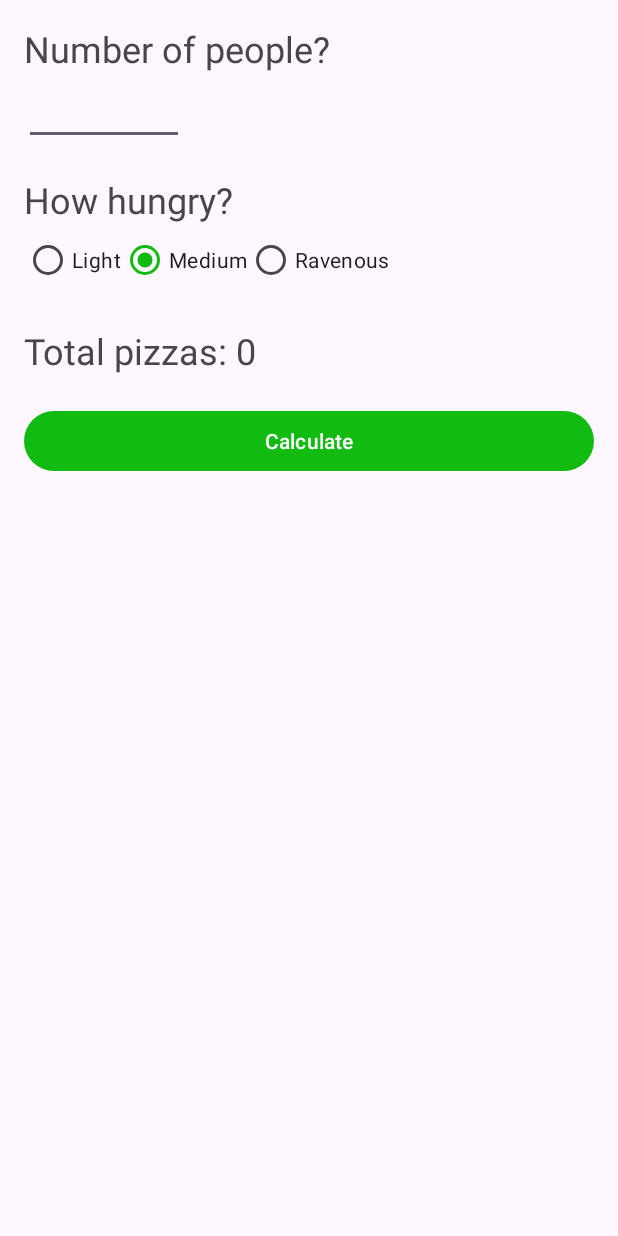
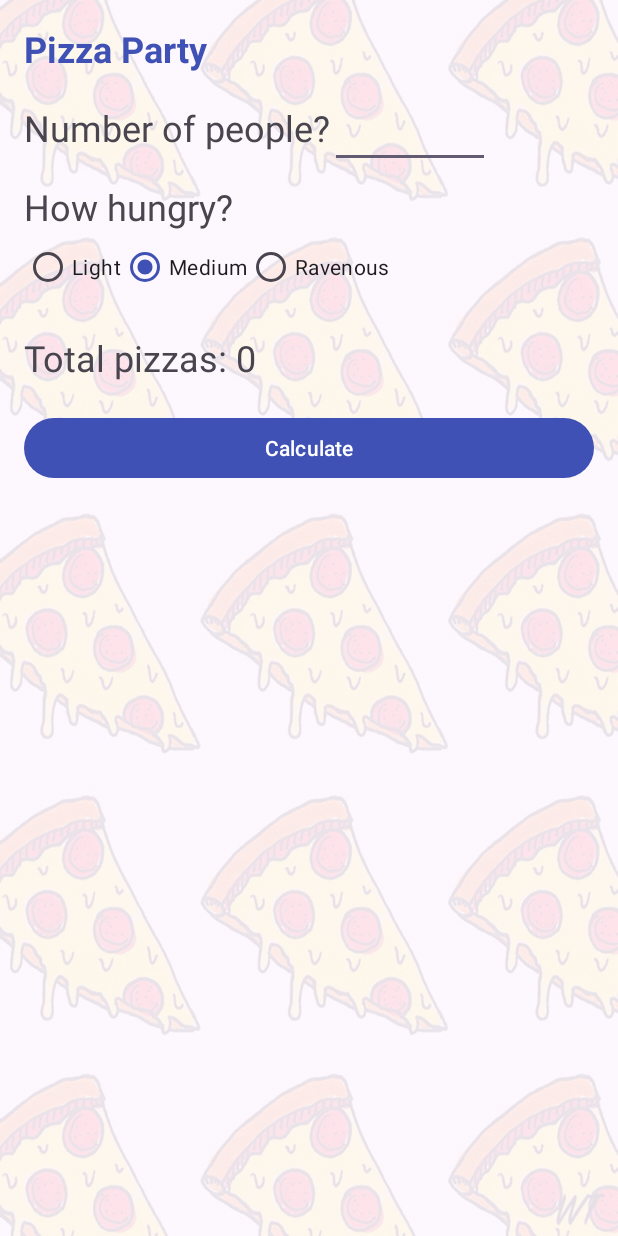
Before and after one commit to Zaza-Managadze22/PizzaParty, an Android app: the screen it shows after launch (MainActivity), after a tap on "Calculate", on a phone screen of 412 x 824 dp. Run offline under Robolectric (Android 15) with nearby library versions, the phone set to English and light mode, and no system bars.

Commit message:
Homework 2

```diff
--- a/app/src/main/java/com/zybooks/pizzaparty/MainActivity.kt
+++ b/app/src/main/java/com/zybooks/pizzaparty/MainActivity.kt
@@ -7,31 +7,37 @@ import android.widget.RadioGroup
 import android.widget.TextView
 import androidx.appcompat.app.AppCompatActivity
 
-/**
- * Main activity for the Pizza Party app.
- */
+private const val KEY_TOTAL_PIZZAS = "totalPizzas"
+
 class MainActivity : AppCompatActivity() {
 
     private lateinit var numAttendEditText: EditText
     private lateinit var numPizzasTextView: TextView
     private lateinit var howHungryRadioGroup: RadioGroup
+    private var totalPizzas = 0
 
-    /**
-     * Initializes the activity and sets up the UI components.
-     */
     override fun onCreate(savedInstanceState: Bundle?) {
         super.onCreate(savedInstanceState)
         setContentView(R.layout.activity_main)
+
         numAttendEditText = findViewById(R.id.num_attend_edit_text)
         numPizzasTextView = findViewById(R.id.num_pizzas_text_view)
         howHungryRadioGroup = findViewById(R.id.hungry_radio_group)
+
+        // Restore state
+        if (savedInstanceState != null) {
+            totalPizzas = savedInstanceState.getInt(KEY_TOTAL_PIZZAS)
+            displayTotal()
+        }
     }
 
-    /**
-     * Handles the button click event to calculate the number of pizzas needed.
-     * @param view The clicked view.
-     */
+    override fun onSaveInstanceState(outState: Bundle) {
+        super.onSaveInstanceState(outState)
+        outState.putInt(KEY_TOTAL_PIZZAS, totalPizzas)
+    }
+
     fun calculateClick(view: View) {
+
         // Get the text that was typed into the EditText
         val numAttendStr = numAttendEditText.text.toString()
 
@@ -39,7 +45,7 @@ class MainActivity : AppCompatActivity() {
         val numAttend = numAttendStr.toIntOrNull() ?: 0
 
         // Get hunger level selection
-        val hungerLevel = when (howHungryRadioGroup.checkedRadioButtonId) {
+        val hungerLevel = when (howHungryRadioGroup.getCheckedRadioButtonId()) {
             R.id.light_radio_button -> PizzaCalculator.HungerLevel.LIGHT
             R.id.medium_radio_button -> PizzaCalculator.HungerLevel.MEDIUM
             else -> PizzaCalculator.HungerLevel.RAVENOUS
@@ -47,9 +53,11 @@ class MainActivity : AppCompatActivity() {
 
         // Get the number of pizzas needed
         val calc = PizzaCalculator(numAttend, hungerLevel)
-        val totalPizzas = calc.totalPizzas
+        totalPizzas = calc.totalPizzas
+        displayTotal()
+    }
 
-        // Place totalPizzas into the string resource and display
+    private fun displayTotal() {
         val totalText = getString(R.string.total_pizzas_num, totalPizzas)
         numPizzasTextView.text = totalText
     }
--- a/app/src/main/res/layout/activity_main.xml
+++ b/app/src/main/res/layout/activity_main.xml
@@ -1,45 +1,71 @@
 <?xml version="1.0" encoding="utf-8"?>
-<LinearLayout xmlns:android="http://schemas.android.com/apk/res/android"
+<androidx.constraintlayout.widget.ConstraintLayout xmlns:android="http://schemas.android.com/apk/res/android"
     xmlns:tools="http://schemas.android.com/tools"
+    xmlns:app="http://schemas.android.com/apk/res-auto"
     android:id="@+id/activity_main"
     android:layout_width="match_parent"
     android:layout_height="match_parent"
     android:orientation="vertical"
-    android:paddingBottom="16dp"
-    android:paddingLeft="16dp"
-    android:paddingRight="16dp"
-    android:paddingTop="16dp"
+    android:paddingBottom="@dimen/activity_margin"
+    android:paddingLeft="@dimen/activity_margin"
+    android:paddingRight="@dimen/activity_margin"
+    android:paddingTop="@dimen/activity_margin"
+    android:background="@drawable/bg"
     tools:context="com.zybooks.pizzaparty.MainActivity">
 
     <TextView
+        android:id="@+id/app_title"
         android:layout_width="wrap_content"
         android:layout_height="wrap_content"
+        android:text="@string/app_title"
+        android:textColor="@color/blue"
+        android:textStyle="bold"
+        android:textSize="@dimen/text_size"
+        android:labelFor="@id/num_attend_edit_text"
+        app:layout_constraintLeft_toLeftOf="parent"
+        app:layout_constraintTop_toTopOf="parent"/>
+
+    <TextView
+        android:id="@+id/num_people"
+        android:layout_width="wrap_content"
+        android:layout_height="wrap_content"
+        android:layout_marginTop="@dimen/margin_top"
         android:text="@string/number_of_people"
-        android:textSize="24sp"
-        android:labelFor="@id/num_attend_edit_text" />
+        android:textSize="@dimen/text_size"
+        android:labelFor="@id/num_attend_edit_text"
+        app:layout_constraintLeft_toLeftOf="parent"
+        app:layout_constraintTop_toBottomOf="@id/app_title"/>
 
     <EditText
         android:id="@+id/num_attend_edit_text"
         android:layout_width="wrap_content"
         android:layout_height="wrap_content"
-        android:minHeight="48dp"
+        android:minHeight="@dimen/edit_text_height"
         android:inputType="number"
         android:ems="5"
-        android:importantForAutofill="no" />
+        android:importantForAutofill="no"
+        app:layout_constraintLeft_toRightOf="@id/num_people"
+        app:layout_constraintTop_toBottomOf="@id/app_title"
+        app:layout_constraintBaseline_toBaselineOf="@id/num_people"/>
 
     <TextView
+        android:id="@+id/how_hungry"
         android:layout_width="wrap_content"
         android:layout_height="wrap_content"
-        android:layout_marginTop="20dp"
+        android:layout_marginTop="@dimen/margin_top"
         android:text="@string/how_hungry"
-        android:textSize="24sp"
-        android:labelFor="@id/hungry_radio_group" />
+        android:textSize="@dimen/text_size"
+        android:labelFor="@id/hungry_radio_group"
+        app:layout_constraintLeft_toLeftOf="parent"
+        app:layout_constraintTop_toBottomOf="@id/num_people"/>
 
     <RadioGroup
         android:id="@+id/hungry_radio_group"
         android:layout_width="fill_parent"
         android:layout_height="wrap_content"
-        android:orientation="horizontal">
+        android:orientation="horizontal"
+        app:layout_constraintLeft_toLeftOf="parent"
+        app:layout_constraintTop_toBottomOf="@id/how_hungry">
         <RadioButton
             android:id="@+id/light_radio_button"
             android:text="@string/light"
@@ -63,14 +89,18 @@
         android:text="@string/total_pizzas"
         android:layout_width="wrap_content"
         android:layout_height="wrap_content"
-        android:layout_marginTop="20dp"
-        android:textSize="24sp"/>
+        android:layout_marginTop="@dimen/margin_top"
+        android:textSize="@dimen/text_size"
+        app:layout_constraintLeft_toLeftOf="parent"
+        app:layout_constraintTop_toBottomOf="@id/hungry_radio_group"/>
 
     <Button
         android:id="@+id/calc_button"
         android:text="@string/calculate"
         android:layout_width="match_parent"
         android:layout_height="wrap_content"
-        android:layout_marginTop="20dp"
-        android:onClick="calculateClick" />
-</LinearLayout>
+        android:layout_marginTop="@dimen/margin_top"
+        android:onClick="calculateClick"
+        app:layout_constraintLeft_toLeftOf="parent"
+        app:layout_constraintTop_toBottomOf="@id/num_pizzas_text_view"/>
+</androidx.constraintlayout.widget.ConstraintLayout>
--- a/app/src/main/res/values/colors.xml
+++ b/app/src/main/res/values/colors.xml
@@ -2,5 +2,5 @@
 <resources>
     <color name="black">#FF000000</color>
     <color name="white">#FFFFFFFF</color>
-    <color name="my_green">#11BB11</color>
+    <color name="blue">#3F51B5</color>
 </resources>
--- /dev/null
+++ b/app/src/main/res/values/dimens.xml
@@ -0,0 +1,7 @@
+<?xml version="1.0" encoding="utf-8"?>
+<resources>
+    <dimen name="activity_margin">16dp</dimen>
+    <dimen name="text_size">24sp</dimen>
+    <dimen name="edit_text_height">48dp</dimen>
+    <dimen name="margin_top">20dp</dimen>
+</resources>
--- a/app/src/main/res/values/strings.xml
+++ b/app/src/main/res/values/strings.xml
@@ -1,5 +1,6 @@
 <resources>
     <string name="app_name">PizzaParty</string>
+    <string name="app_title">Pizza Party</string>
     <string name="number_of_people">Number of people?</string>
     <string name="how_hungry">How hungry?</string>
     <string name="light">Light</string>
--- a/app/src/main/res/values/themes.xml
+++ b/app/src/main/res/values/themes.xml
@@ -2,7 +2,7 @@
     <!-- Base application theme. -->
     <style name="Base.Theme.PizzaParty" parent="Theme.Material3.DayNight.NoActionBar">
         <!-- Customize your light theme here. -->
-         <item name="colorPrimary">@color/my_green</item>
+         <item name="colorPrimary">@color/blue</item>
     </style>
 
     <style name="Theme.PizzaParty" parent="Base.Theme.PizzaParty" />
```
Also changed, not shown: app/src/main/res/drawable/bg.png (added).
